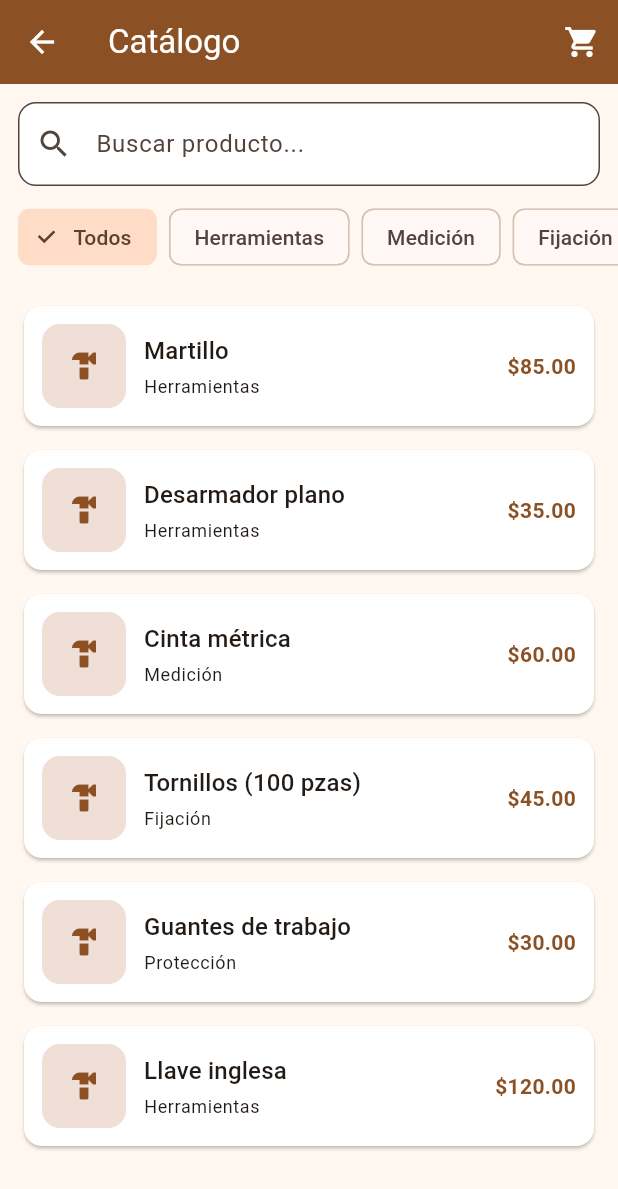
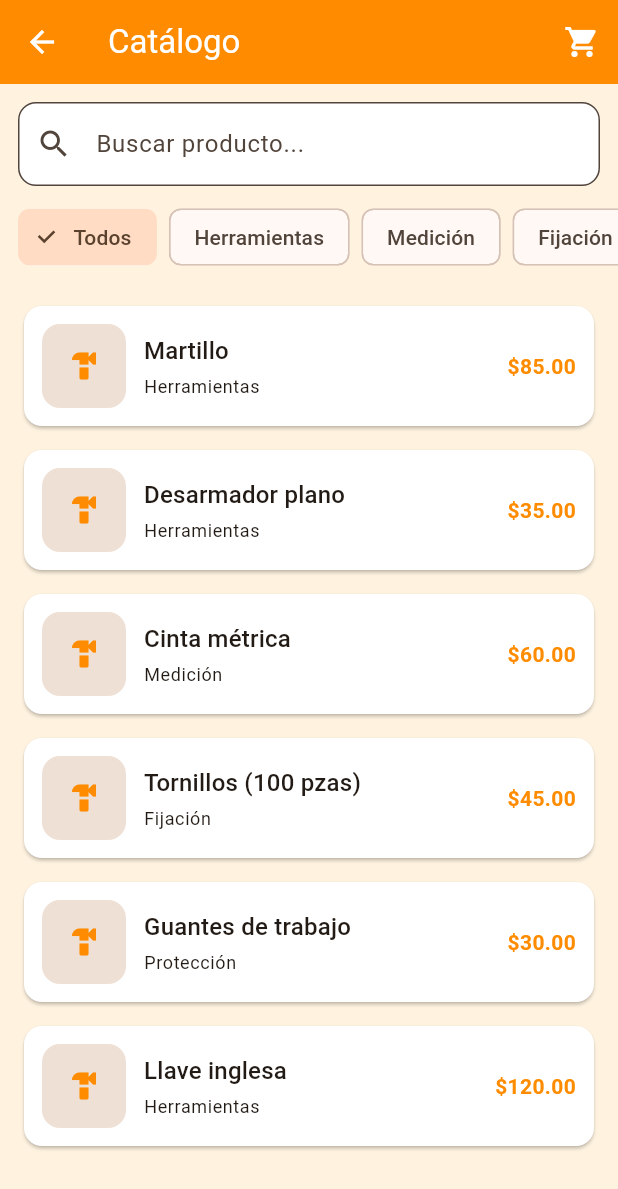
Before and after one commit to leyverAAA/Tlapaleria_app, a Flutter app: the screen it shows after launch, after a tap on "Ver catálogo", on a phone screen of 412 x 824 dp. Shown: the top 1189 px of the screen. Run offline on Flutter 3.47's test engine with Material 3 defaults, Android fonts, the phone set to English and light mode, and no system bars.

Commit message:
Ajustar tema a naranja más vivo (evitar tono marrón)

```diff
--- a/lib/core/theme/app_theme.dart
+++ b/lib/core/theme/app_theme.dart
@@ -3,14 +3,19 @@ import 'package:flutter/material.dart';
 class AppTheme {
   static ThemeData light() {
     final colorScheme = ColorScheme.fromSeed(
-      seedColor: const Color(0xFFF57C00),
+      seedColor: const Color(0xFFFF8C00),
       brightness: Brightness.light,
+    ).copyWith(
+      primary: const Color(0xFFFF8C00),
+      onPrimary: Colors.white,
+      primaryContainer: const Color(0xFFFFE0B2),
+      onPrimaryContainer: const Color(0xFF7A3E00),
     );
 
     return ThemeData(
       useMaterial3: true,
       colorScheme: colorScheme,
-      scaffoldBackgroundColor: const Color(0xFFFFF7F0),
+      scaffoldBackgroundColor: const Color(0xFFFFF3E0),
       appBarTheme: AppBarTheme(
         backgroundColor: colorScheme.primary,
         foregroundColor: colorScheme.onPrimary,
```
